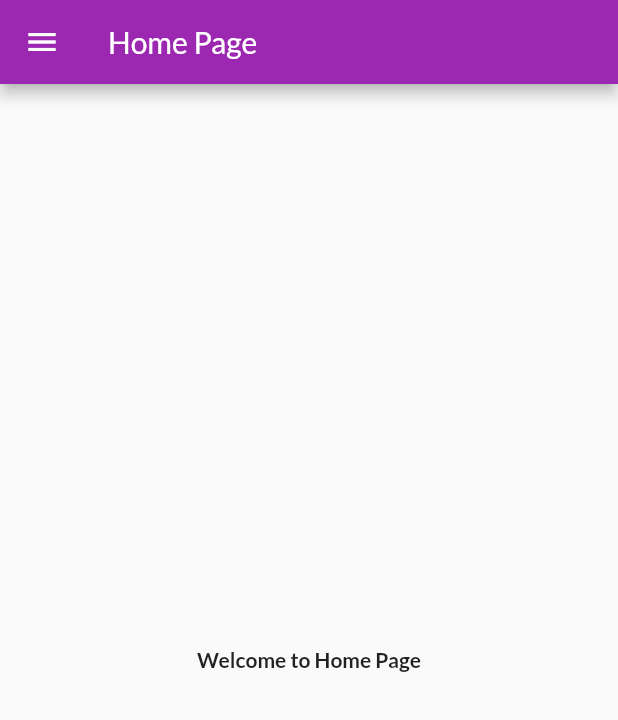
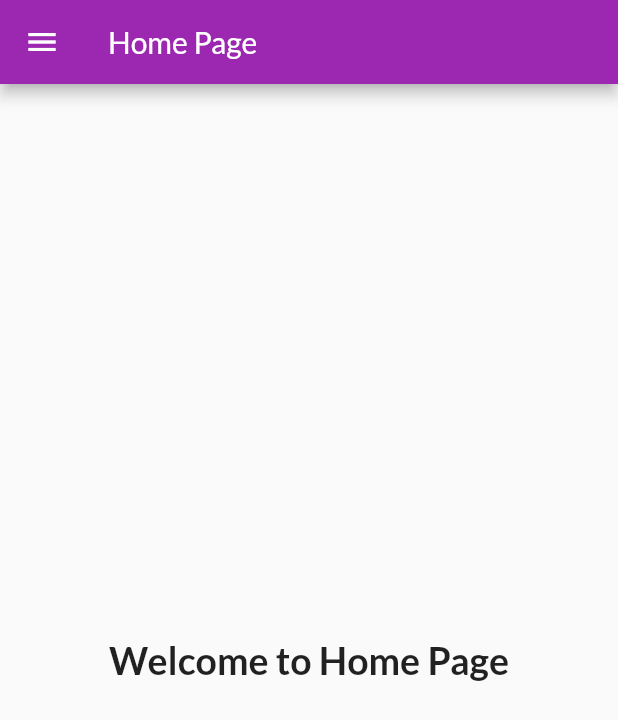
Before and after one commit to myselfdeepdas/FlutterCourse-Repo, a Flutter app: the HomePage screen opened by its route, on a phone screen of 412 x 824 dp. Shown: the top 720 px of the screen. Run offline on Flutter 3.47's test engine with Material 2 defaults, Android fonts, the phone set to English and light mode, and no system bars; our stand-ins replace google_fonts.

Commit message:
Day 8 completed

```diff
--- a/lib/pages/home_page.dart
+++ b/lib/pages/home_page.dart
@@ -13,7 +13,8 @@ class HomePage extends StatelessWidget {
       body: Center(
         child: Container(
           child: Text("Welcome to Home Page", style: TextStyle(
-            fontWeight: FontWeight.bold
+            fontWeight: FontWeight.bold,
+            fontSize: 25
 
             ),),
         ),
```
